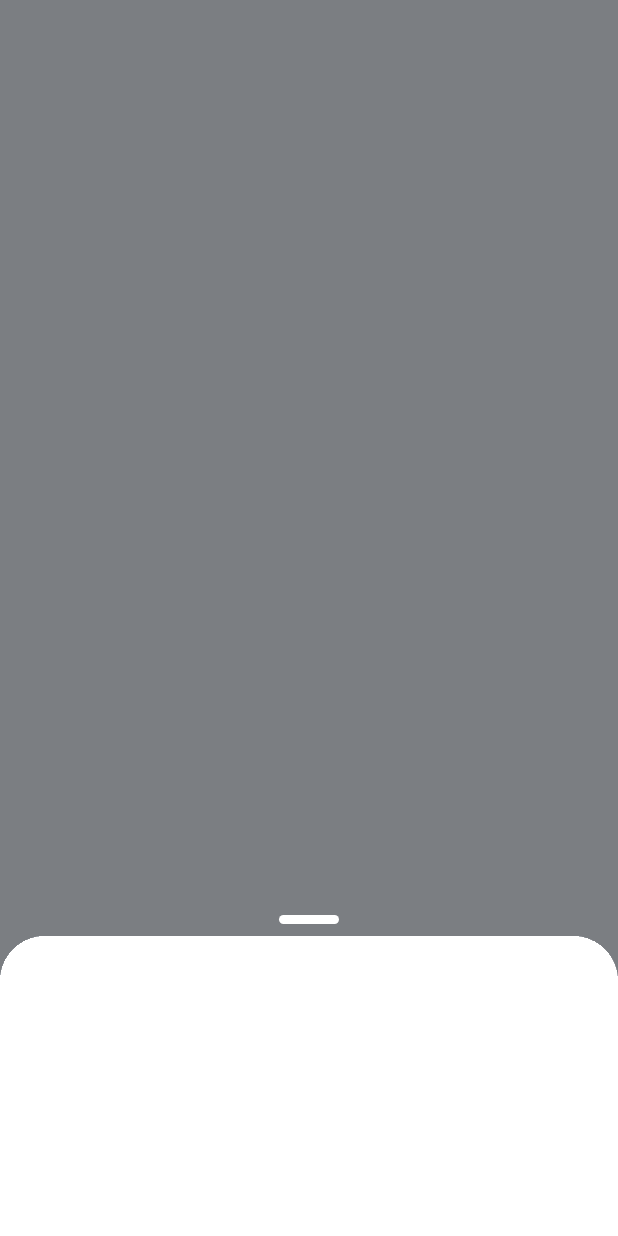
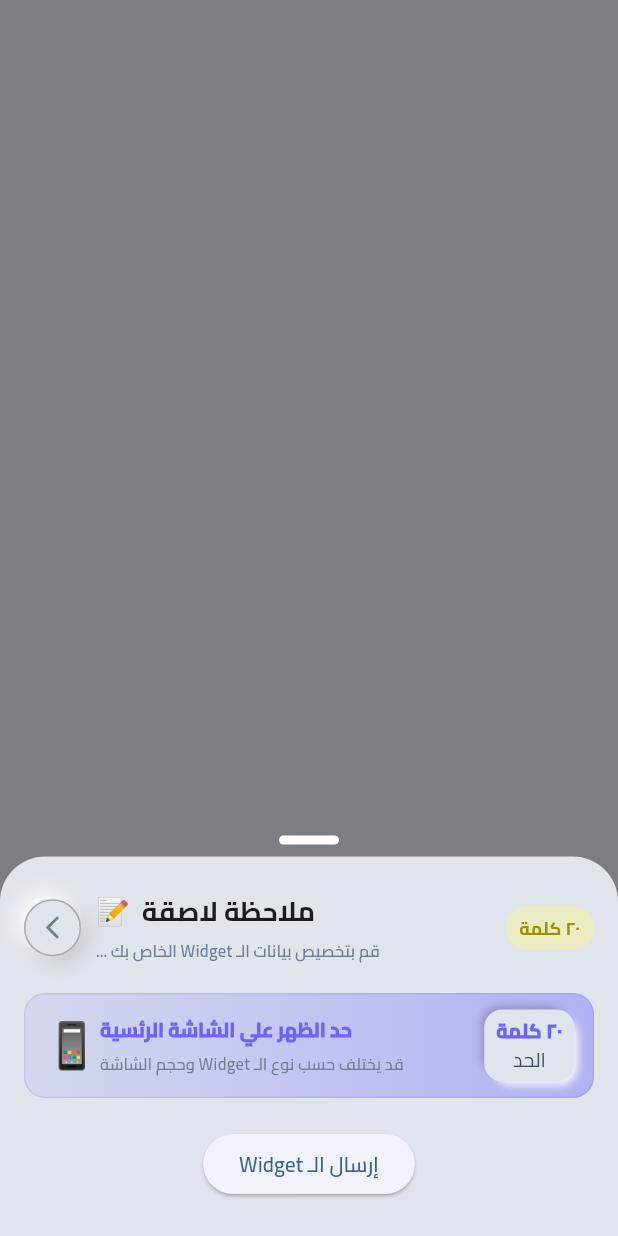
Before and after one commit to AhmedMagdy-10/widget_space, a Flutter app: what selectedWidgetBottomSheet() shows on an empty page, opened directly with empty values, on a phone screen of 412 x 824 dp. Run offline on Flutter 3.47's test engine with Material 3 defaults, Android fonts, the phone set to English and light mode, and no system bars; our stand-ins replace cloud_firestore, dartz, device_preview, firebase_auth, firebase_core, flutter_animate and 10 more; missing offline and left inert: flutter_facebook_auth; accounts and stored records are empty.

Commit message:
create limited widget banner to help user to know every widget limits of word

```diff
--- a/lib/core/widgets/skeuo_container.dart
+++ b/lib/core/widgets/skeuo_container.dart
@@ -24,13 +24,13 @@ class SkeuoContainer extends StatelessWidget {
         boxShadow: isInset
             ? [
                 BoxShadow(
-                  color: Colors.white.withOpacity(0.9),
+                  color: Colors.white.withValues(alpha: 0.9),
                   offset: const Offset(4, 4),
                   blurRadius: 4,
                   spreadRadius: -2,
                 ),
                 BoxShadow(
-                  color: Colors.black.withOpacity(0.2),
+                  color: Colors.black.withValues(alpha: 0.2),
                   offset: const Offset(-4, -4),
                   blurRadius: 4,
                   spreadRadius: -2,
@@ -38,7 +38,7 @@ class SkeuoContainer extends StatelessWidget {
               ]
             : [
                 BoxShadow(
-                  color: Colors.black.withOpacity(0.2),
+                  color: Colors.black.withValues(alpha: 0.2),
                   offset: const Offset(9, 9),
                   blurRadius: 16,
                 ),
--- a/lib/feature/chat/Ui/widgets/custom_widgets_button_sheet.dart
+++ b/lib/feature/chat/Ui/widgets/custom_widgets_button_sheet.dart
@@ -4,7 +4,7 @@ import 'package:modal_bottom_sheet/modal_bottom_sheet.dart';
 import 'package:widget_space/core/helper/widgets_type.dart';
 import 'package:widget_space/core/utils/app_colors.dart';
 import 'package:widget_space/core/utils/app_text_styles.dart';
-import 'package:widget_space/feature/chat/Ui/widgets/selected_widget.dart';
+import 'package:widget_space/feature/chat/Ui/widgets/selected_widget_bottom_sheet.dart';
 import 'package:widget_space/feature/chat/Ui/widgets/widget_type_picker_item.dart';
 
 Future<void> showWidgetPicker({
@@ -69,10 +69,13 @@ Future<void> showWidgetPicker({
                       onTap: () {
                         Navigator.of(context).pop();
                         selectedWidgetBottomSheet(
+                          onSend: (data) {
+                            Navigator.of(context).pop();
+                            onSend(type, data);
+                          },
+
+                          selectedType: type,
                           context: context,
-                          onSelected: (type) {
-                            onSend(type, {});
-                          },
                         );
                       },
                     )
--- /dev/null
+++ b/lib/feature/chat/Ui/widgets/limited_banner_widget.dart
@@ -0,0 +1,89 @@
+import 'package:flutter/material.dart';
+import 'package:google_fonts/google_fonts.dart';
+import 'package:widget_space/core/helper/widgets_type.dart';
+import 'package:widget_space/core/utils/app_colors.dart';
+import 'package:widget_space/core/utils/app_text_styles.dart';
+import 'package:widget_space/core/widgets/skeuo_container.dart';
+
+class LimitedBanner extends StatelessWidget {
+  const LimitedBanner({super.key, required this.type});
+
+  final WidgetType type;
+
+  @override
+  Widget build(BuildContext context) {
+    return Container(
+      padding: const EdgeInsets.fromLTRB(12, 10, 12, 10),
+      decoration: BoxDecoration(
+        gradient: LinearGradient(
+          colors: [
+            Color(0xFF6C63FF).withValues(alpha: 0.10),
+            Color(0xFF6C63FF).withValues(alpha: 0.4),
+          ],
+        ),
+        borderRadius: BorderRadius.circular(14),
+        border: Border.all(
+          color: AppColors.lightseconderyColor.withValues(alpha: 0.18),
+        ),
+      ),
+      child: Row(
+        mainAxisAlignment: MainAxisAlignment.spaceBetween,
+
+        children: [
+          SkeuoContainer(
+            padding: const EdgeInsets.symmetric(horizontal: 8, vertical: 5),
+            borderRadius: BorderRadius.circular(12),
+            isInset: true,
+            child: Column(
+              children: [
+                Text(
+                  type.limit.limitLabel,
+                  style: const TextStyle(
+                    fontFamily: 'Cairo',
+                    fontSize: 13,
+                    fontWeight: FontWeight.w900,
+                    color: Color(0xFF6C63FF),
+                  ),
+                ),
+
+                Text(
+                  'الحد',
+                  style: TextStyles.regular13.copyWith(color: AppColors.text),
+                ),
+              ],
+            ),
+          ),
+          Expanded(
+            child: Column(
+              crossAxisAlignment: CrossAxisAlignment.end,
+              children: [
+                Text(
+                  'حد الظهر علي الشاشة الرئسية',
+                  style: TextStyles.bold13.copyWith(
+                    fontWeight: FontWeight.w900,
+                    color: AppColors.lightseconderyColor,
+                  ),
+                ),
+                SizedBox(height: 5),
+                Text(
+                  'قد يختلف حسب نوع الـ Widget وحجم الشاشة',
+                  style: TextStyles.medium12.copyWith(
+                    fontSize: 11,
+                    color: AppColors.seconderyColor,
+                  ),
+                ),
+              ],
+            ),
+          ),
+          Text(
+            '📱',
+            style: TextStyle(
+              fontSize: 30,
+              fontFamily: GoogleFonts.notoColorEmoji().fontFamily,
+            ),
+          ),
+        ],
+      ),
+    );
+  }
+}
--- a/lib/feature/chat/Ui/widgets/selected_widget.dart
+++ /dev/null
@@ -1,36 +0,0 @@
-import 'package:flutter/material.dart';
-import 'package:modal_bottom_sheet/modal_bottom_sheet.dart';
-import 'package:widget_space/core/helper/widgets_type.dart';
-import 'package:widget_space/core/utils/app_colors.dart';
-
-Future<void> selectedWidgetBottomSheet({
-  required BuildContext context,
-  required void Function(WidgetType) onSelected,
-}) {
-  return showBarModalBottomSheet(
-    context: context,
-    barrierColor: Colors.black45,
-    enableDrag: true,
-    expand: false,
-    duration: const Duration(milliseconds: 500),
-    backgroundColor: AppColors.primaryColor,
-    shape: const RoundedRectangleBorder(
-      borderRadius: BorderRadius.vertical(top: Radius.circular(30)),
-    ),
-    animationCurve: Curves.easeInOutQuart,
-    elevation: 0,
-    bounce: true,
-    builder: (context) {
-      return Container(
-        color: Colors.white,
-        height: 200,
-        child: Center(
-          child: Text(
-            'تم اختيار WidgetType معين',
-            style: TextStyle(fontSize: 18, color: Colors.white),
-          ),
-        ),
-      );
-    },
-  );
-}
--- /dev/null
+++ b/lib/feature/chat/Ui/widgets/selected_widget_bottom_sheet.dart
@@ -0,0 +1,82 @@
+import 'package:flutter/material.dart';
+import 'package:modal_bottom_sheet/modal_bottom_sheet.dart';
+import 'package:widget_space/core/helper/widgets_type.dart';
+import 'package:widget_space/core/utils/app_colors.dart';
+import 'package:widget_space/feature/chat/Ui/widgets/limited_banner_widget.dart';
+import 'package:widget_space/feature/chat/Ui/widgets/selected_widget_header.dart';
+
+Future<void> selectedWidgetBottomSheet({
+  required BuildContext context,
+  required WidgetType selectedType,
+  required void Function(Map<String, dynamic>) onSend,
+}) {
+  return showBarModalBottomSheet(
+    context: context,
+    isDismissible: false,
+    barrierColor: Colors.black45,
+    enableDrag: true,
+    expand: false,
+    duration: const Duration(milliseconds: 500),
+    backgroundColor: AppColors.primaryColor,
+    shape: const RoundedRectangleBorder(
+      borderRadius: BorderRadius.vertical(top: Radius.circular(30)),
+    ),
+    animationCurve: Curves.easeInOutQuart,
+    elevation: 0,
+    bounce: true,
+    builder: (context) {
+      return SelectedWidgetDetails(type: selectedType, onSend: onSend);
+    },
+  );
+}
+
+class SelectedWidgetDetails extends StatelessWidget {
+  const SelectedWidgetDetails({
+    super.key,
+    required this.type,
+    required this.onSend,
+  });
+  final WidgetType type;
+  final void Function(Map<String, dynamic>) onSend;
+
+  @override
+  Widget build(BuildContext context) {
+    return Padding(
+      padding: const EdgeInsets.symmetric(horizontal: 16, vertical: 24),
+      child: Column(
+        mainAxisSize: MainAxisSize.min,
+        children: [
+          SelectedWidgetHeader(type: type),
+          SizedBox(height: 20),
+
+          LimitedBanner(type: type),
+
+          SizedBox(height: 20),
+
+          ElevatedButton(
+            onPressed: () => onSend({}),
+            child: Text('إرسال الـ Widget'),
+          ),
+        ],
+      ),
+    );
+  }
+
+  Widget buildWidgetPreview() {
+    switch (type) {
+      case WidgetType.zikr:
+        return ElevatedButton(onPressed: () {}, child: Text('مثال زر'));
+      case WidgetType.stickyNote:
+        return TextField(decoration: InputDecoration(labelText: 'مثال حقل نص'));
+      case WidgetType.moment:
+        return Container(
+          width: 100,
+          height: 100,
+          color: Colors.grey,
+          child: Icon(Icons.image, color: Colors.white),
+        );
+      default:
+        return Container();
+    }
+  }
+}
--- /dev/null
+++ b/lib/feature/chat/Ui/widgets/selected_widget_header.dart
@@ -0,0 +1,63 @@
+import 'package:flutter/material.dart';
+import 'package:widget_space/core/helper/widgets_type.dart';
+import 'package:widget_space/core/utils/app_colors.dart';
+import 'package:widget_space/core/utils/app_text_styles.dart';
+import 'package:widget_space/core/widgets/custom_icons_shape.dart';
+import 'package:widget_space/feature/chat/Ui/widgets/custom_widgets_button_sheet.dart';
+
+class SelectedWidgetHeader extends StatelessWidget {
+  const SelectedWidgetHeader({super.key, required this.type});
+
+  final WidgetType type;
+
+  @override
+  Widget build(BuildContext context) {
+    return Row(
+      mainAxisAlignment: MainAxisAlignment.spaceBetween,
+      children: [
+        Container(
+          padding: const EdgeInsets.symmetric(horizontal: 9, vertical: 6),
+          decoration: BoxDecoration(
+            color: type.badgeBg,
+            borderRadius: BorderRadius.circular(20),
+          ),
+          child: Text(
+            type.limit.limitLabel,
+            style: TextStyles.bold13.copyWith(
+              fontSize: 12,
+              color: type.badgeColor,
+            ),
+          ),
+        ),
+
+        Expanded(
+          child: Column(
+            crossAxisAlignment: CrossAxisAlignment.end,
+            children: [
+              Text(
+                '${type.label}  ${type.emoji}',
+                style: TextStyles.bold16.copyWith(fontSize: 18),
+              ),
+              SizedBox(height: 5),
+              Text(
+                'قم بتخصيص بيانات الـ Widget الخاص بك ...',
+                style: TextStyles.semiBold11.copyWith(
+                  color: AppColors.seconderyColor,
+                ),
+              ),
+            ],
+          ),
+        ),
+
+        SizedBox(width: 10),
+        CustomIconShape(
+          icon: Icons.arrow_forward_ios_outlined,
+          onTap: () {
+            Navigator.of(context).pop();
+            showWidgetPicker(context: context, onSend: (type, data) {});
+          },
+        ),
+      ],
+    );
+  }
+}
--- a/lib/feature/chat/Ui/widgets/widget_type_picker_item.dart
+++ b/lib/feature/chat/Ui/widgets/widget_type_picker_item.dart
@@ -83,7 +83,7 @@ class _WidgetTypePickerItemState extends State<WidgetTypePickerItem> {
               child: Container(
                 padding: const EdgeInsets.symmetric(horizontal: 6, vertical: 2),
                 decoration: BoxDecoration(
-                  color: AppColors.lightseconderyColor.withOpacity(0.1),
+                  color: AppColors.lightseconderyColor.withValues(alpha: 0.1),
                   borderRadius: BorderRadius.circular(12),
                 ),
                 child: Text(
```
